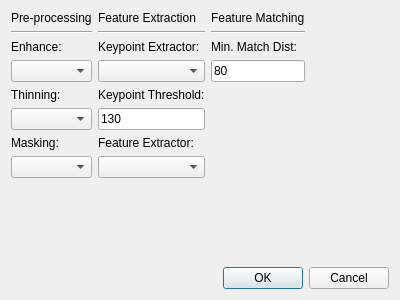
nlandau91/Proyecto-Final, file Proyecto-Final/configdialog.ui: the form before one commit.
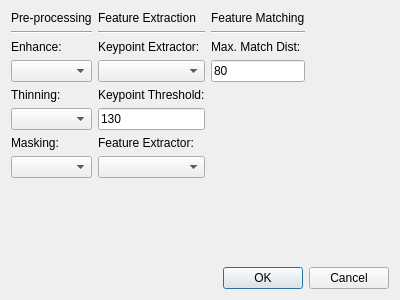
The form after the commit.

The edit to the form file:
```diff
--- a/Proyecto-Final/configdialog.ui
+++ b/Proyecto-Final/configdialog.ui
@@ -193,7 +193,7 @@
        <item>
         <widget class="QLabel" name="label_5">
          <property name="text">
-          <string>&lt;html&gt;&lt;head/&gt;&lt;body&gt;&lt;p&gt;Min. Match Dist:&lt;/p&gt;&lt;/body&gt;&lt;/html&gt;</string>
+          <string>&lt;html&gt;&lt;head/&gt;&lt;body&gt;&lt;p&gt;Max. Match Dist:&lt;/p&gt;&lt;/body&gt;&lt;/html&gt;</string>
          </property>
         </widget>
        </item>
```
